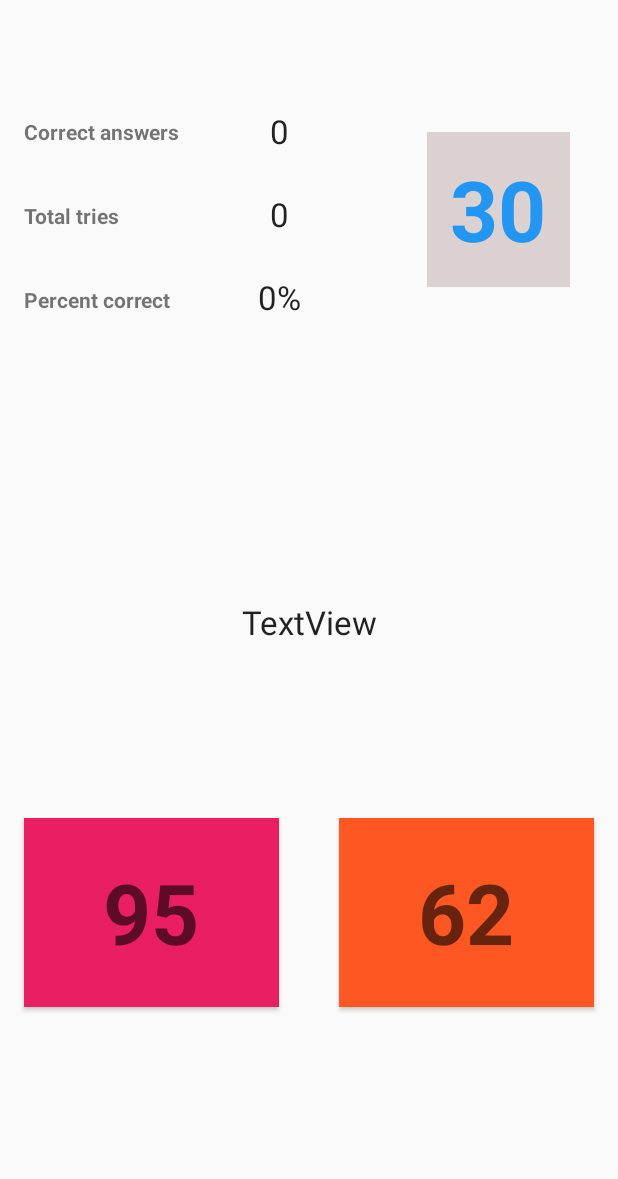
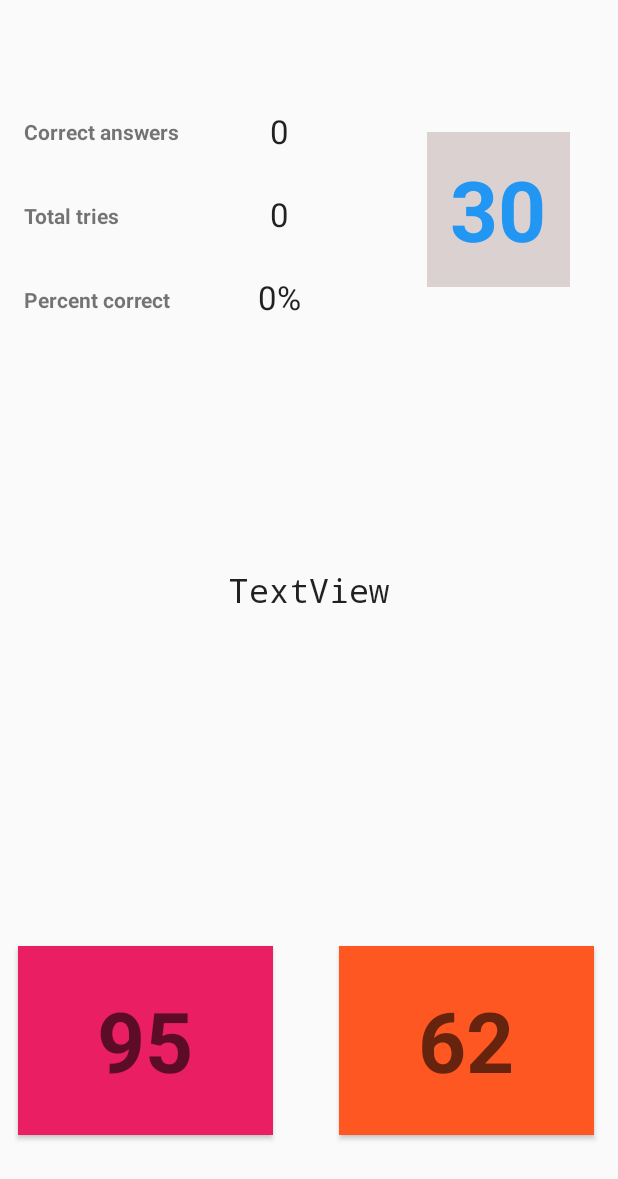
Before and after one commit to bilha-analytics/LearningWithGames, an Android app: the PlayGameActivity screen opened directly, with no data from a screen before it, on a phone screen of 412 x 824 dp. Shown: the top 1179 px of the screen. Run offline under Robolectric (Android 15) with nearby library versions, the phone set to English and light mode, and no system bars; 2 statements that could not run were skipped.

Commit message:
play screen setup with big number game

```diff
--- a/ForEthan/app/src/main/res/layout/activity_game_intro.xml
+++ b/ForEthan/app/src/main/res/layout/activity_game_intro.xml
@@ -44,8 +44,8 @@
 
     <Button
         android:id="@+id/btn_home"
-        android:layout_width="321dp"
-        android:layout_height="63dp"
+        android:layout_width="400dp"
+        android:layout_height="53dp"
         android:layout_marginTop="48dp"
         android:background="#6BABC4C4"
         android:onClick="buttonBackClicked"
--- a/ForEthan/app/src/main/res/layout/activity_play_game.xml
+++ b/ForEthan/app/src/main/res/layout/activity_play_game.xml
@@ -35,31 +35,16 @@
 
     <TextView
         android:id="@+id/txt_question"
-        android:layout_width="322dp"
-        android:layout_height="149dp"
-        android:layout_marginTop="128dp"
+        android:layout_width="331dp"
+        android:layout_height="195dp"
+        android:layout_marginTop="84dp"
         android:gravity="center|center_horizontal|center_vertical"
         android:text="TextView"
         android:textAppearance="@style/TextAppearance.AppCompat.Large"
+        app:fontFamily="monospace"
         app:layout_constraintEnd_toEndOf="parent"
         app:layout_constraintStart_toStartOf="parent"
         app:layout_constraintTop_toBottomOf="@+id/widget_scores" />
-
-    <Button
-        android:id="@+id/btn_left"
-        android:layout_width="170dp"
-        android:layout_height="126dp"
-        android:layout_marginStart="16dp"
-        android:layout_marginLeft="16dp"
-        android:background="#E91E63"
-        android:onClick="buttonClicked"
-        android:text="Button"
-        android:textAppearance="@style/TextAppearance.AppCompat.Display3"
-        android:textStyle="bold"
-        app:layout_constraintBottom_toBottomOf="parent"
-        app:layout_constraintStart_toStartOf="parent"
-        app:layout_constraintTop_toBottomOf="@+id/txt_question"
-        app:layout_constraintVertical_bias="0.269" />
 
     <Button
         android:id="@+id/btn_right"
@@ -72,9 +57,25 @@
         android:textStyle="bold"
         app:layout_constraintBottom_toBottomOf="parent"
         app:layout_constraintEnd_toEndOf="parent"
-        app:layout_constraintHorizontal_bias="0.709"
+        app:layout_constraintHorizontal_bias="0.728"
         app:layout_constraintStart_toEndOf="@+id/btn_left"
         app:layout_constraintTop_toBottomOf="@+id/txt_question"
-        app:layout_constraintVertical_bias="0.269" />
+        app:layout_constraintVertical_bias="0.673" />
+
+    <Button
+        android:id="@+id/btn_left"
+        android:layout_width="170dp"
+        android:layout_height="126dp"
+        android:layout_marginStart="12dp"
+        android:layout_marginLeft="12dp"
+        android:background="#E91E63"
+        android:onClick="buttonClicked"
+        android:text="Button"
+        android:textAppearance="@style/TextAppearance.AppCompat.Display3"
+        android:textStyle="bold"
+        app:layout_constraintBottom_toBottomOf="parent"
+        app:layout_constraintStart_toStartOf="parent"
+        app:layout_constraintTop_toBottomOf="@+id/txt_question"
+        app:layout_constraintVertical_bias="0.673" />
 
 </androidx.constraintlayout.widget.ConstraintLayout>
```
Also changed, not shown: 1 other file.
